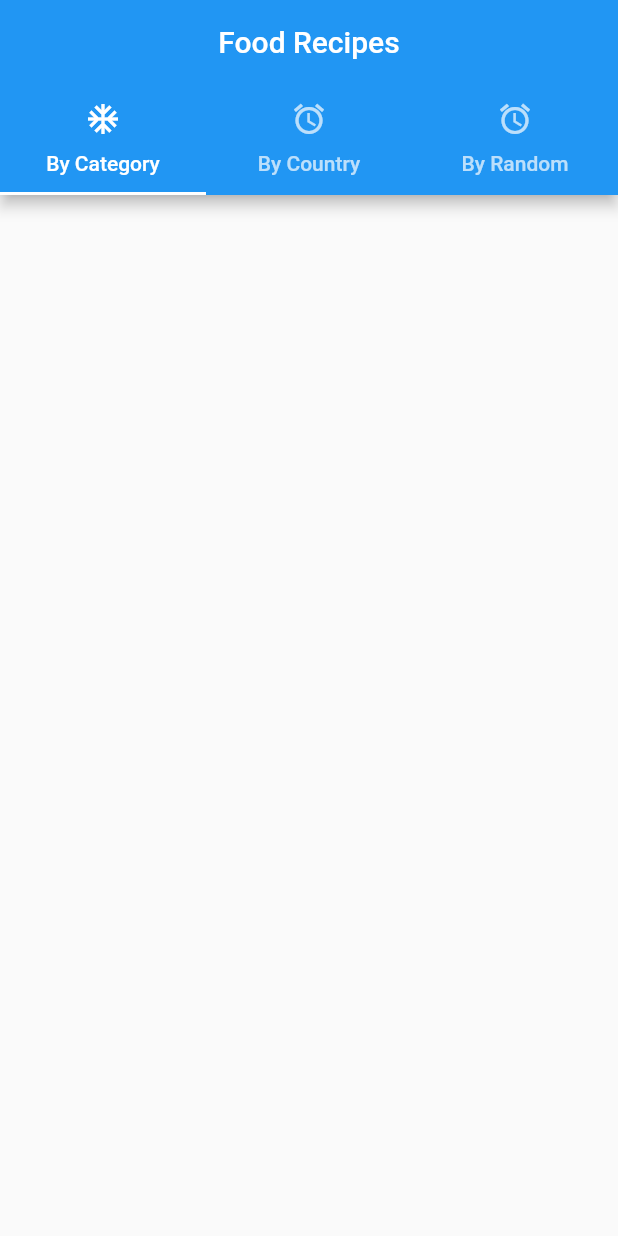
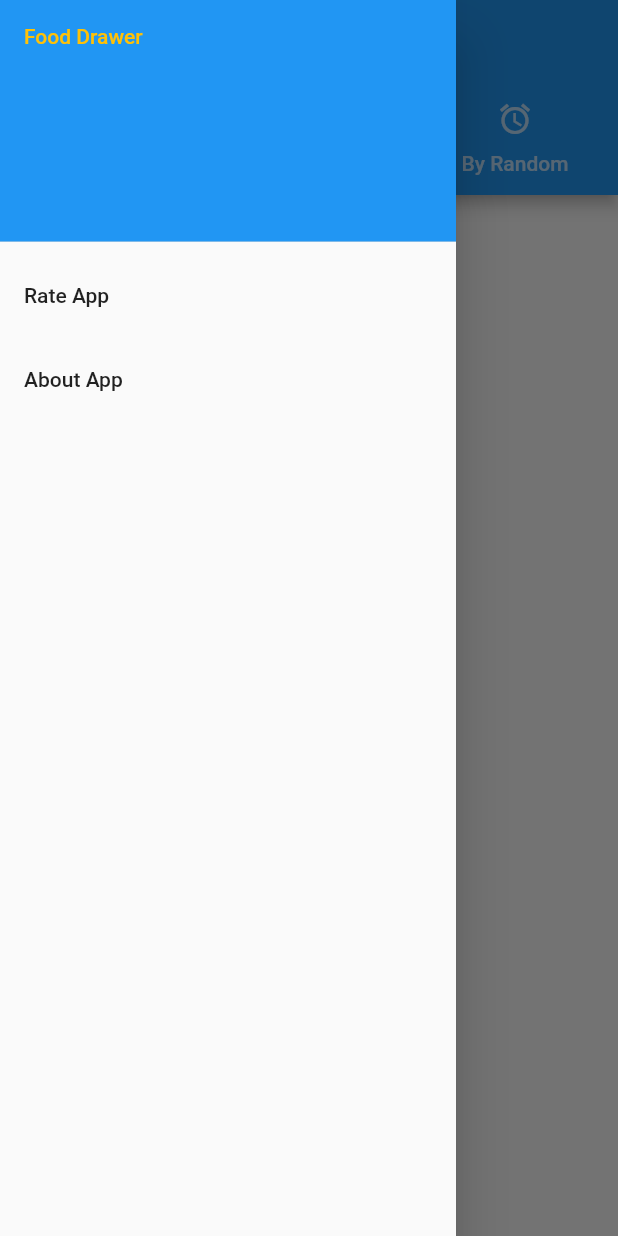
Before and after one commit to takieddine12/FoodFlutter, a Flutter app: the screen it shows after launch, with the side drawer open (before the commit the screen has no drawer), on a phone screen of 412 x 824 dp. Run offline on Flutter 3.47's test engine with Material 2 defaults, Android fonts, the phone set to English and light mode, and no system bars; our stand-ins replace fluttertoast, lottie; missing offline and left inert: rate_my_app; network calls fail.

Commit message:
Food Flutter App

```diff
--- a/lib/main.dart
+++ b/lib/main.dart
@@ -1,9 +1,11 @@
 import 'dart:async';
+import 'dart:ui';
+import 'package:fluttertoast/fluttertoast.dart';
+import 'package:rate_my_app/rate_my_app.dart';
 import 'package:http/http.dart' as http;
 import 'dart:convert';
 import 'package:flutter/cupertino.dart';
 import 'package:flutter/material.dart';
-import 'package:fluttertoast/fluttertoast.dart';
 import 'package:sportapp/random/food_model.dart';
 
 void main() {
@@ -12,7 +14,6 @@ void main() {
 
 class MyApp extends StatelessWidget {
   // This widget is the root of your application.
-
 
    List<FoodModel> _list = new List<FoodModel>();
 
@@ -103,6 +104,41 @@ class MyApp extends StatelessWidget {
               )
             ],
           ),
+          drawer: Drawer(
+            child: ListView(
+              padding: EdgeInsets.zero,
+              children: [
+                DrawerHeader(
+                  child: Text("Food Drawer",
+                  style: TextStyle(
+                    color: Colors.amber,
+                  ),
+                  ),
+                  decoration: BoxDecoration(
+                    color: Colors.blue
+                  )
+                ),
+                ListTile(
+                  title: Text("Rate App"),
+                  onTap: (){
+                    Fluttertoast.showToast(
+                      msg: "Rate App Clicked",
+                      toastLength: Toast.LENGTH_LONG
+                    );
+                  },
+                ),
+                ListTile(
+                    title: Text("About App"),
+                    onTap: (){
+                      Fluttertoast.showToast(
+                          msg: "About App Clicked",
+                          toastLength: Toast.LENGTH_LONG
+                      );
+                    },
+                )
+              ],
+            ),
+          ),
         ),
       ),
     );
--- a/pubspec.yaml
+++ b/pubspec.yaml
@@ -26,6 +26,7 @@ dependencies:
   lottie: ^0.7.0+1
   fluttertoast: ^7.1.5
   http: ^0.12.2
+  rate_my_app: ^0.7.2
 
   # The following adds the Cupertino Icons font to your application.
   # Use with the CupertinoIcons class for iOS style icons.
```
Also changed, not shown: pubspec.lock.
